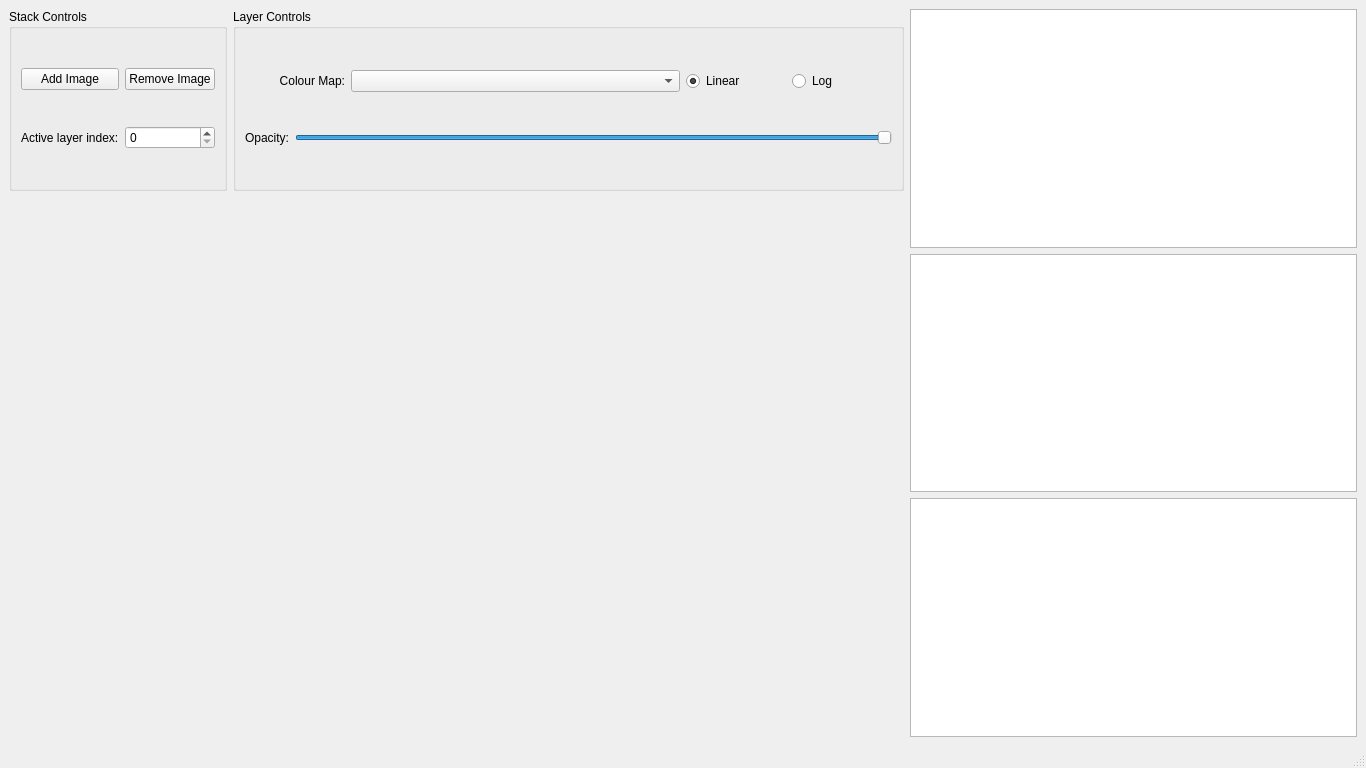
Before: the Qt Designer form Code/ui/pqwindowimage.ui in VisIVOLab/ViaLacteaVisualAnalytics, drawn with Qt 5.
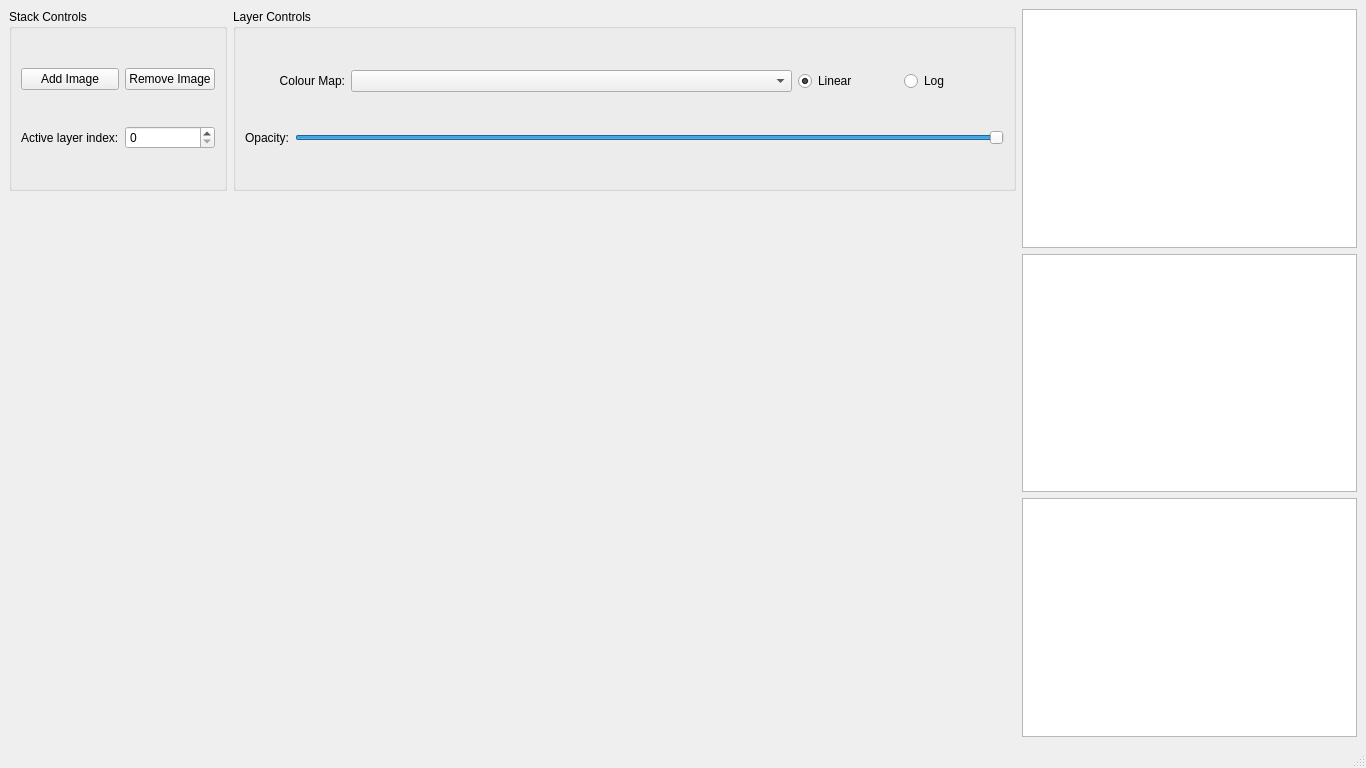
After: the same form once the commit is applied.

Commit message: Fix table interaction in UI.

```diff
--- a/Code/ui/pqwindowimage.ui
+++ b/Code/ui/pqwindowimage.ui
@@ -16,7 +16,7 @@
   <widget class="QWidget" name="centralwidget">
    <layout class="QHBoxLayout" name="horizontalLayout">
     <item>
-     <layout class="QHBoxLayout" name="centralLayout" stretch="2,1">
+     <layout class="QHBoxLayout" name="centralLayout" stretch="3,1">
       <item>
        <layout class="QVBoxLayout" name="ImagePanel" stretch="1,3">
         <item>
@@ -183,6 +183,16 @@
           <column/>
          </widget>
         </item>
+        <item>
+         <widget class="QTableWidget" name="tableWidget">
+          <property name="maximumSize">
+           <size>
+            <width>16777215</width>
+            <height>16777215</height>
+           </size>
+          </property>
+         </widget>
+        </item>
         <item>
          <widget class="QListWidget" name="lstImageList">
           <property name="maximumSize">
@@ -196,16 +206,6 @@
           </property>
          </widget>
         </item>
-        <item>
-         <widget class="QTableWidget" name="tableWidget">
-          <property name="maximumSize">
-           <size>
-            <width>16777215</width>
-            <height>16777215</height>
-           </size>
-          </property>
-         </widget>
-        </item>
        </layout>
       </item>
      </layout>
```
The commit also changes 3 other files.
